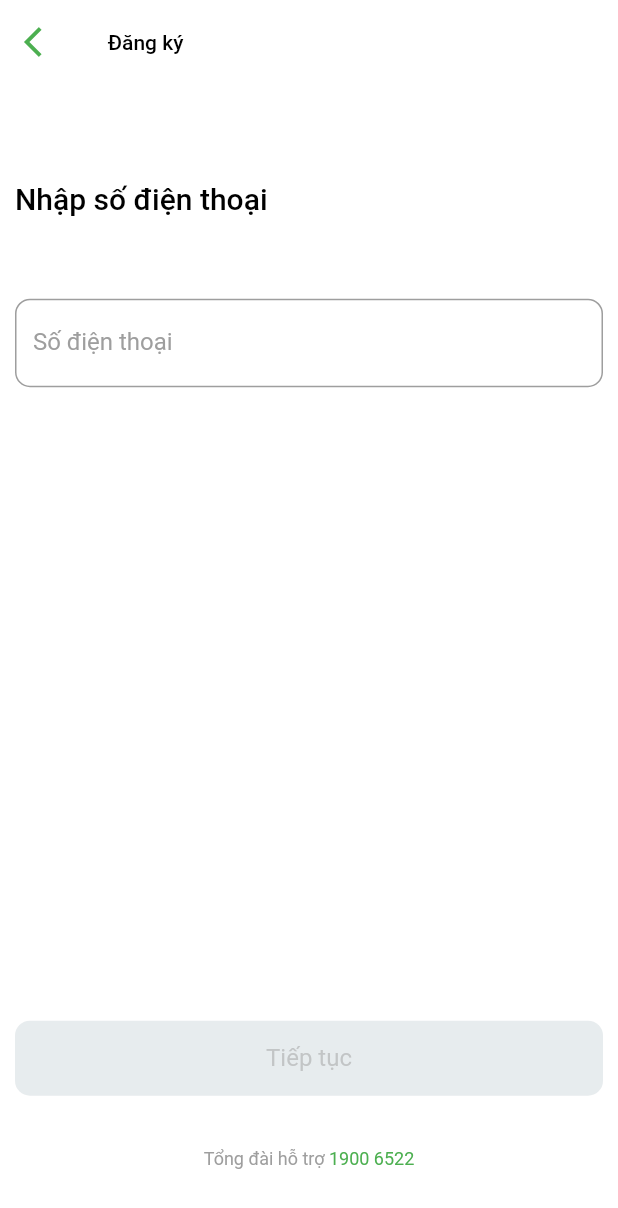
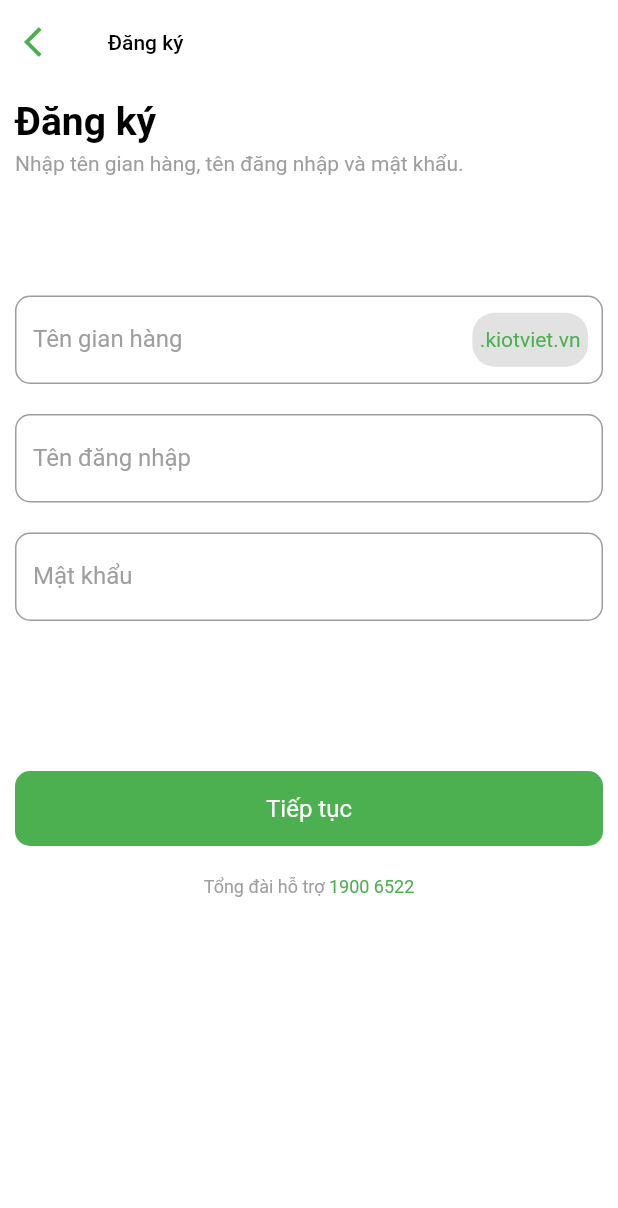
Before and after one commit to ngotruongan001/KiotVietCloneUI, a Flutter app: the RegisterPage2 screen opened directly, on a phone screen of 412 x 824 dp. Shown: the top 1208 px of the screen. Run offline on Flutter 3.47's test engine with Material 2 defaults, Android fonts, the light colour scheme and no system bars; our stand-ins replace dio, firebase_auth, flutter_svg, google_sign_in; accounts and stored records are empty; network calls fail.

Commit message:
update Login and register

```diff
--- /dev/null
+++ b/kiotvietclone/lib/models/user_request.dart
@@ -0,0 +1,22 @@
+class UserRequest{
+  final String? userName;
+  final String? urlWeb;
+  final String? password;
+
+  UserRequest({this.userName, this.urlWeb, this.password});
+
+  // sending data to our server
+  Map<String, dynamic> toMap() {
+    return {
+      'userName': userName,
+      'urlWeb': urlWeb,
+      'password': password,
+    };
+  }
+
+  @override
+  String toString(){
+    return "$userName - $urlWeb - $password";
+  }
+
+}
--- /dev/null
+++ b/kiotvietclone/lib/models/user_response.dart
@@ -0,0 +1,26 @@
+
+class UserResponse{
+  final String? id;
+  final String? userName;
+  final String? urlWeb;
+  final String? password;
+  final String? createdAt;
+
+  UserResponse({this.id, this.userName, this.urlWeb, this.password, this.createdAt, });
+
+  factory UserResponse.fromMap(map) {
+    return UserResponse(
+        id: map['id'],
+        userName: map['userName'],
+        urlWeb: map['urlWeb'],
+        password: map['password'],
+        createdAt: map['createdAt']
+    );
+  }
+
+  @override
+  String toString(){
+    return "{id: $id, userName: $userName, urlWeb: $urlWeb, password: $password, createdAt: $createdAt}";
+  }
+
+}
--- a/kiotvietclone/lib/modules/register/register2.dart
+++ b/kiotvietclone/lib/modules/register/register2.dart
@@ -1,4 +1,7 @@
 import 'package:flutter/material.dart';
+import 'package:kiotvietclone/modules/home_page/home_page.dart';
+import 'package:kiotvietclone/providers/auth_provider.dart';
+import 'package:provider/provider.dart';
 
 class RegisterPage2 extends StatefulWidget {
   const RegisterPage2({Key? key}) : super(key: key);
@@ -9,7 +12,9 @@ class RegisterPage2 extends StatefulWidget {
 
 class _Register2PageState extends State<RegisterPage2> {
   // editing controller
-  final TextEditingController phoneController = TextEditingController();
+  final TextEditingController emailController = TextEditingController();
+  final TextEditingController userNameController = TextEditingController();
+  final TextEditingController passwordController = TextEditingController();
   var checkedValue = false;
 
   @override
@@ -20,7 +25,9 @@ class _Register2PageState extends State<RegisterPage2> {
   @override
   void dispose() {
     super.dispose();
-    phoneController.dispose();
+    emailController.dispose();
+    userNameController.dispose();
+    passwordController.dispose();
   }
 
   @override
@@ -45,57 +52,76 @@ class _Register2PageState extends State<RegisterPage2> {
         ),
       ),
       body: SingleChildScrollView(
-        child: SizedBox(
-          height: MediaQuery.of(context).size.height*0.89,
-          width: MediaQuery.of(context).size.width,
         child: Padding(
           padding: const EdgeInsets.all(10.0),
           child: Column(
-              mainAxisAlignment: MainAxisAlignment.spaceBetween,
-              children: [
-                SizedBox(
-                  height: MediaQuery.of(context).size.height * 0.3,
-                  width: MediaQuery.of(context).size.width,
-                  child: Column(
-                    mainAxisAlignment: MainAxisAlignment.spaceEvenly,
             crossAxisAlignment: CrossAxisAlignment.start,
             children: [
               const Text(
-                        "Nhập số điện thoại",
+                "Đăng ký",
                 style: TextStyle(
+                  fontSize: 26.0,
+                  fontWeight: FontWeight.bold,
                   color: Colors.black,
-                            fontSize: 20.0,
-                            fontWeight: FontWeight.w500),
+                ),
+              ),
+              const SizedBox(
+                height: 5.0,
+              ),
+              const Text(
+                "Nhập tên gian hàng, tên đăng nhập và mật khẩu.",
+                style: TextStyle(fontSize: 14.0, color: Colors.grey),
+              ),
+              const SizedBox(
+                height: 80.0,
               ),
               _widgetTextField(
-                        hintText: "Số điện thoại",
-                        controller: phoneController,
+                controller: emailController,
+                hintText: "Tên gian hàng",
+                isEmail: true,
               ),
-                    ],
+              const SizedBox(
+                height: 20.0,
               ),
+              _widgetTextField(
+                controller: userNameController,
+                hintText: "Tên đăng nhập",
               ),
-                SizedBox(
-                  height: MediaQuery.of(context).size.height * 0.12,
-                  width: MediaQuery.of(context).size.width,
-                  child: Column(
-                    mainAxisAlignment: MainAxisAlignment.spaceBetween,
-                    children: [
-                      phoneController.text.isEmpty ? Container(
-                        height: 50.0,
-                        width: MediaQuery.of(context).size.width,
-                        decoration: BoxDecoration(
-                            color: Colors.blueGrey.withOpacity(0.15),
-                            borderRadius: BorderRadius.circular(10.0)),
-                        child: Center(
-                          child: Text(
-                            "Tiếp tục",
-                            style: TextStyle(
-                                color: Colors.grey.withOpacity(0.5),
-                                fontSize: 16.0),
+              const SizedBox(
+                height: 20.0,
               ),
+              _widgetTextField(
+                controller: passwordController,
+                hintText: "Mật khẩu",
+                isPassword: true,
               ),
-                      ): InkWell(
-                        onTap: () {},
+              const SizedBox(
+                height: 100.0,
+              ),
+              InkWell(
+                onTap: () async {
+                  var url = emailController.text;
+                  var userName = userNameController.text;
+                  var password = passwordController.text;
+                  bool isRegister =
+                      await context.read<AuthProvider>().onPressedRegister(
+                            url: url,
+                            userName: userName,
+                            password: password,
+                          );
+                  print(isRegister);
+
+                  if (isRegister) {
+                    Navigator.push(
+                      context,
+                      MaterialPageRoute(
+                        builder: (_) => HomePage(),
+                      ),
+                    );
+                  } else {
+                    _dialogBuilder(context);
+                  }
+                },
                 child: Container(
                   height: 50.0,
                   width: MediaQuery.of(context).size.width,
@@ -105,25 +131,28 @@ class _Register2PageState extends State<RegisterPage2> {
                   child: const Center(
                     child: Text(
                       "Tiếp tục",
-                              style: TextStyle(
-                                  color: Colors.white,
-                                  fontSize: 16.0,),
+                      style: TextStyle(color: Colors.white, fontSize: 16.0),
                     ),
                   ),
                 ),
               ),
+              const SizedBox(
+                height: 20,
+              ),
               Row(
                 mainAxisAlignment: MainAxisAlignment.center,
                 children: const [
-                          Text("Tổng đài hỗ trợ ", style: TextStyle(fontSize: 12.0, color: Colors.grey),),
-                          Text("1900 6522", style: TextStyle(fontSize: 12.0, color: Colors.green),),
+                  Text(
+                    "Tổng đài hỗ trợ ",
+                    style: TextStyle(fontSize: 12.0, color: Colors.grey),
+                  ),
+                  Text(
+                    "1900 6522",
+                    style: TextStyle(fontSize: 12.0, color: Colors.green),
+                  ),
                 ],
               ),
             ],
-                  ),
-                ),
-              ],
-            ),
           ),
         ),
       ),
@@ -133,6 +162,8 @@ class _Register2PageState extends State<RegisterPage2> {
   Widget _widgetTextField({
     required TextEditingController controller,
     required String hintText,
+    bool? isEmail = false,
+    bool? isPassword = false,
   }) {
     return Container(
       decoration: BoxDecoration(
@@ -140,10 +171,12 @@ class _Register2PageState extends State<RegisterPage2> {
       ),
       child: TextFormField(
           style: const TextStyle(color: Colors.black),
-          keyboardType: TextInputType.number,
           autofocus: false,
+          obscureText: isPassword ?? false,
           controller: controller,
-          validator: (value) { return null;},
+          validator: (value) {
+            return null;
+          },
           onSaved: (value) {
             controller.text = value!;
           },
@@ -160,12 +193,62 @@ class _Register2PageState extends State<RegisterPage2> {
               borderRadius: BorderRadius.circular(10),
             ),
             focusedBorder: OutlineInputBorder(
-              borderSide: const BorderSide(color: Colors.green),
+              borderSide: const BorderSide(color: Colors.grey),
               borderRadius: BorderRadius.circular(10),
             ),
             filled: true,
             fillColor: Colors.white,
+            suffixIcon: Padding(
+              padding: const EdgeInsets.only(right: 10.0),
+              child: Column(
+                mainAxisAlignment: MainAxisAlignment.center,
+                children: [
+                  isEmail == true
+                      ? Container(
+                          decoration: BoxDecoration(
+                            borderRadius: BorderRadius.circular(15),
+                            color: Colors.grey.withOpacity(0.3),
+                          ),
+                          child: const Padding(
+                            padding: EdgeInsets.fromLTRB(5.0, 10.0, 5.0, 10.0),
+                            child: Text(
+                              ".kiotviet.vn",
+                              style: TextStyle(
+                                fontSize: 14.0,
+                                color: Colors.green,
+                              ),
+                            ),
+                          ),
+                        )
+                      : const SizedBox.shrink(),
+                ],
+              ),
+            ),
           )),
     );
   }
+
+  Future<void> _dialogBuilder(BuildContext context) {
+    return showDialog<void>(
+      context: context,
+      builder: (BuildContext context) {
+        return AlertDialog(
+          title: const Text('Đăng ký thất bại'),
+          content: const Text(
+              'Mật khẩu và tài khoản không đúng hoặc đã tồn tại\n'),
+          actions: <Widget>[
+            TextButton(
+              style: TextButton.styleFrom(
+                textStyle: Theme.of(context).textTheme.labelLarge,
+              ),
+              child: const Text('Cancel', style: TextStyle(color: Colors.red, fontSize: 20.0),),
+              onPressed: () {
+                Navigator.of(context).pop();
+              },
+            ),
+          ],
+        );
+      },
+    );
   }
+}
--- a/kiotvietclone/pubspec.yaml
+++ b/kiotvietclone/pubspec.yaml
@@ -25,7 +25,7 @@ dependencies:
   path_provider:
   font_awesome_flutter:
   fluttertoast: ^8.0.8
-
+  dio: ^5.0.0
 
 dev_dependencies:
   flutter_test:
```
Also changed, not shown: kiotvietclone/lib/data/respository.dart (+37 -0 lines), kiotvietclone/lib/main.dart (+9 -2 lines), kiotvietclone/lib/modules/home_page/home_page.dart (+7 -0 lines), kiotvietclone/lib/modules/login/login.dart (+48 -4 lines), kiotvietclone/lib/providers/auth_provider.dart (added, +79 -0 lines), kiotvietclone/pubspec.lock. Lines whose indentation alone changed are shown as unchanged.
